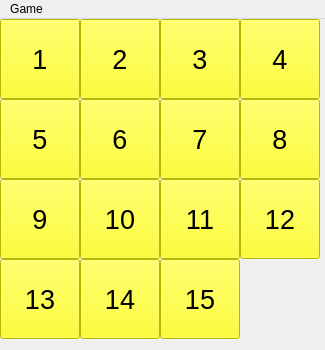
Qt form mainwindow.ui (maanrachid/Game15) before a commit.
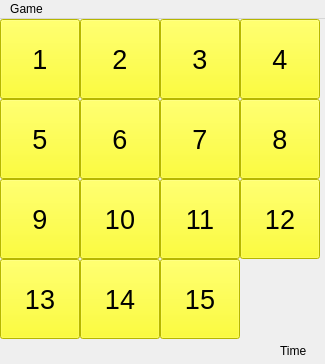
The same form after that commit.

What changed in the file:
```diff
--- a/mainwindow.ui
+++ b/mainwindow.ui
@@ -7,7 +7,7 @@
     <x>0</x>
     <y>0</y>
     <width>325</width>
-    <height>350</height>
+    <height>364</height>
    </rect>
   </property>
   <property name="windowTitle">
@@ -434,6 +434,19 @@
      <string>15</string>
     </property>
    </widget>
+   <widget class="QLabel" name="timegame">
+    <property name="geometry">
+     <rect>
+      <x>280</x>
+      <y>322</y>
+      <width>37</width>
+      <height>20</height>
+     </rect>
+    </property>
+    <property name="text">
+     <string>Time</string>
+    </property>
+   </widget>
   </widget>
   <widget class="QMenuBar" name="menubar">
    <property name="geometry">
```
Left out of the diff: 2 changed lines with no effect on the pictures.
